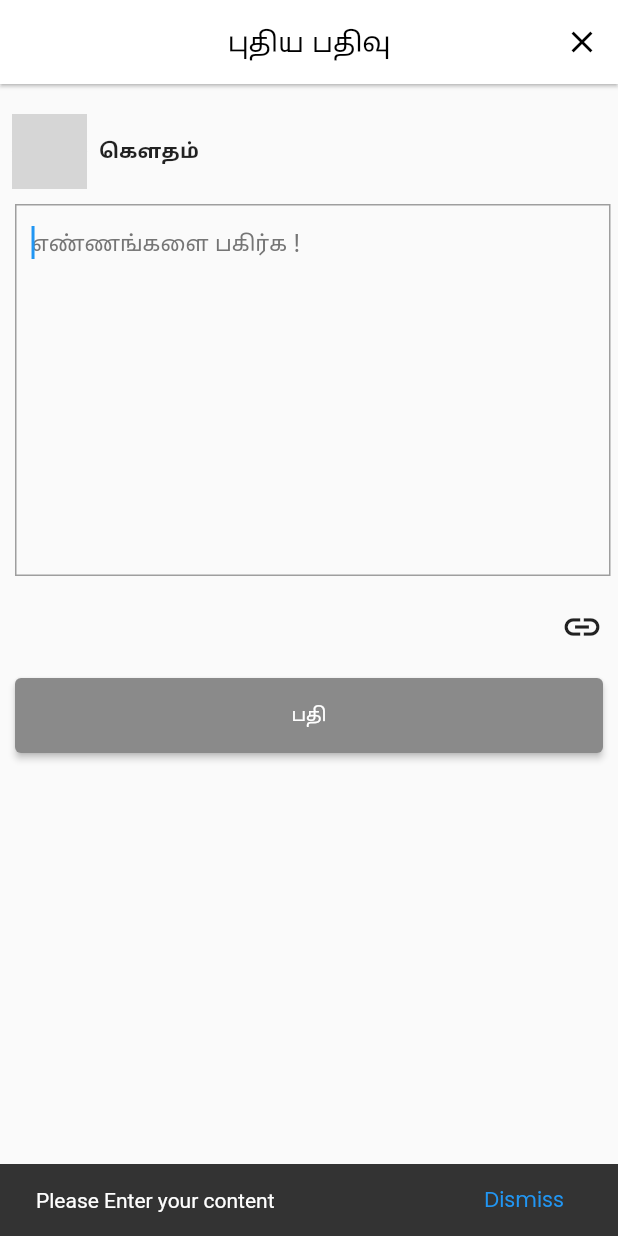
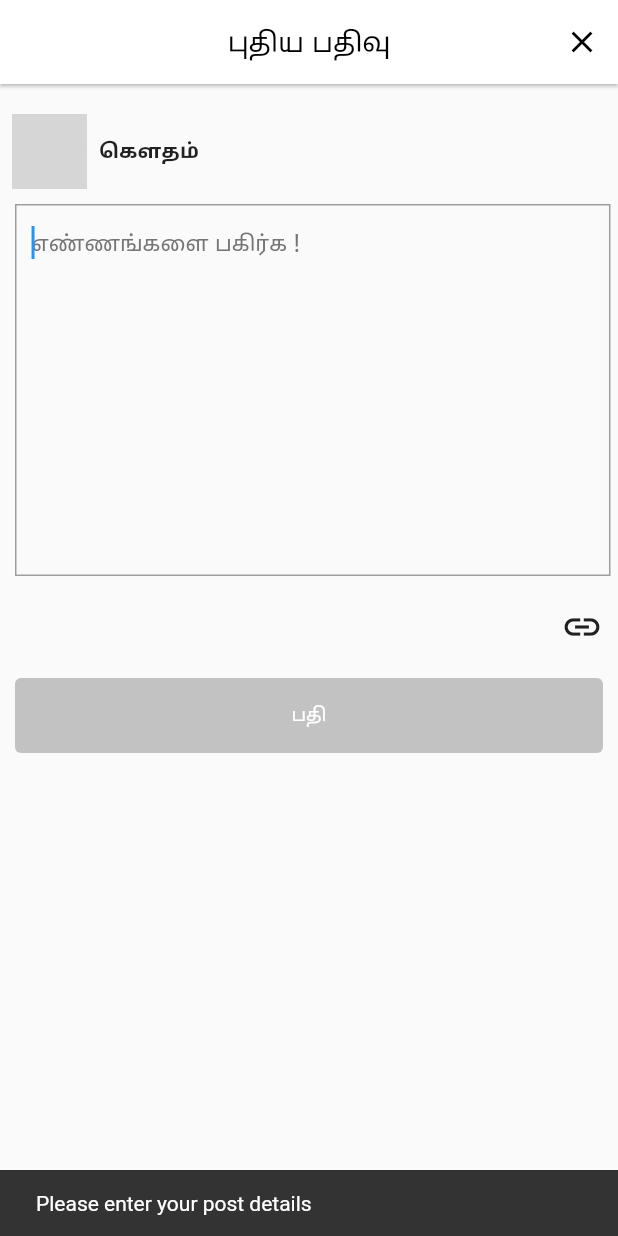
Before and after one commit to sanjaioffi/MH-Ward-Connect, a Flutter app: the NewPostScreen screen opened directly, after a tap on "பதி", on a phone screen of 412 x 824 dp. Run offline on Flutter 3.47's test engine with Material 2 defaults, Android fonts, the phone set to English and light mode, and no system bars; our stand-ins replace cached_network_image, carousel_slider, cloud_firestore, dots_indicator, firebase_auth, firebase_core and 8 more; accounts and stored records are empty; network calls fail; grey boxes are pictures that could not be loaded.

Commit message:
post functinallity completed update

```diff
--- a/lib/main.dart
+++ b/lib/main.dart
@@ -34,7 +34,7 @@ class MyApp extends StatelessWidget {
         ),
       ),
       debugShowCheckedModeBanner: false,
-      home: const MyCollectionScreen(),
+      home: const CommunityPostScreen(),
     );
   }
 }
--- a/lib/src/presentation/screens/community/view/post_info.dart
+++ b/lib/src/presentation/screens/community/view/post_info.dart
@@ -26,7 +26,7 @@ class PostInfo extends StatelessWidget {
           Row(
             crossAxisAlignment: CrossAxisAlignment.center,
             children: [
-              postUserImage != ""
+              postUserImage != "" && postUserImage != "null"
                   ? CircleAvatar(
                       backgroundColor: AppColor.whatsAppTealGreen,
                       backgroundImage: CachedNetworkImageProvider(
--- a/lib/src/presentation/screens/main_page.dart
+++ b/lib/src/presentation/screens/main_page.dart
@@ -19,7 +19,7 @@ class MainScreenState extends State<MainScreen> {
   final List<Widget> screens = [
     const HomeScreen(),
     const MainMapScreen(),
-    const MyCollectionScreen(),
+    const CommunityPostScreen(),
     const ProfileScreen()
   ]; // to store nested tabs
   final PageStorageBucket bucket = PageStorageBucket();
@@ -119,7 +119,7 @@ class MainScreenState extends State<MainScreen> {
                     onPressed: () {
                       setState(() {
                         currentScreen =
-                            const MyCollectionScreen(); // if user taps on this dashboard tab will be active
+                            const CommunityPostScreen(); // if user taps on this dashboard tab will be active
                         currentTab = 2;
                       });
                     },
--- a/lib/src/presentation/screens/post/view/new_post.dart
+++ b/lib/src/presentation/screens/post/view/new_post.dart
@@ -1,4 +1,8 @@
+import 'dart:io';
+
 import 'package:flutter/material.dart';
+import 'package:get/get.dart';
+import 'package:madurai_ward_connect/src/presentation/screens/post/controller/new_post_controller.dart';
 import 'package:madurai_ward_connect/src/presentation/screens/post/view/new_content.dart';
 import 'package:madurai_ward_connect/src/presentation/screens/post/view/new_document.dart';
 import 'package:madurai_ward_connect/src/presentation/screens/post/view/newpost_app.dart';
@@ -20,7 +24,7 @@ class NewPostScreen extends StatelessWidget {
               PostUserInfo(),
               PostContent(),
               PostDocument(),
-              PostButton(),
+              NewPostBottomWidgets(),
             ],
           ),
         ),
@@ -28,3 +32,65 @@ class NewPostScreen extends StatelessWidget {
     );
   }
 }
+
+class NewPostBottomWidgets extends StatelessWidget {
+  const NewPostBottomWidgets({super.key});
+
+  @override
+  Widget build(BuildContext context) {
+    return GetX<NewPostController>(builder: (controller) {
+      return Column(
+        children: [
+          controller.imageLink.value == "null"
+              ? const PostButton()
+              : Column(
+                  children: [
+                    Container(
+                      margin: const EdgeInsets.symmetric(
+                        vertical: 20,
+                        horizontal: 10,
+                      ),
+                      decoration: BoxDecoration(
+                        border: Border.all(
+                          color: Colors.grey,
+                        ),
+                      ),
+                      child: Row(
+                        children: [
+                          Padding(
+                            padding: const EdgeInsets.all(8.0),
+                            child: Container(
+                              height: 50,
+                              decoration: const BoxDecoration(
+                                shape: BoxShape.circle,
+                              ),
+                              child: Image(
+                                image: FileImage(
+                                  File(
+                                    controller.imageLink.value,
+                                  ),
+                                ),
+                              ),
+                            ),
+                          ),
+                          const SizedBox(width: 10),
+                          Expanded(
+                            child: SizedBox(
+                              child: Text(
+                                maxLines: 1,
+                                overflow: TextOverflow.ellipsis,
+                                controller.imageLink.substring(89),
+                              ),
+                            ),
+                          )
+                        ],
+                      ),
+                    ),
+                    const PostButton(),
+                  ],
+                )
+        ],
+      );
+    });
+  }
+}
--- a/lib/src/presentation/screens/post/view/post_button.dart
+++ b/lib/src/presentation/screens/post/view/post_button.dart
@@ -1,6 +1,7 @@
 import 'package:flutter/material.dart';
 import 'package:get/get.dart';
 import 'package:madurai_ward_connect/src/presentation/screens/post/controller/new_post_controller.dart';
+import 'package:madurai_ward_connect/src/presentation/screens/post/view/succes_screen.dart';
 import 'package:madurai_ward_connect/src/presentation/themes/app_colors.dart';
 
 class PostButton extends StatelessWidget {
@@ -20,32 +21,42 @@ class PostButton extends StatelessWidget {
           width: double.infinity,
           child: ElevatedButton(
             style: ButtonStyle(
+              elevation: const MaterialStatePropertyAll(0),
               backgroundColor: MaterialStatePropertyAll(
-                controller.postContent.value != ""
+                controller.postContent.value.length >= 10
                     ? AppColor.whatsAppTealGreen
-                    : AppColor.grey,
+                    : AppColor.grey.withOpacity(.5),
               ),
             ),
-            onPressed: () {
-              controller.postContent.value != ""
-                  ? controller.pushPost()
-                  : ScaffoldMessenger.of(context).showSnackBar(
-                      SnackBar(
-                        content: const Text(
-                          'Please Enter your content',
+            onPressed: () async {
+              controller.postContent.value.length < 10
+                  ? ScaffoldMessenger.of(context).showSnackBar(
+                      const SnackBar(
+                        content: Text(
+                          'Please enter your post details',
                         ),
-                        duration: const Duration(
-                          seconds: 2,
+                        duration: Duration(
+                          seconds: 1,
                         ), // Optional duration for how long the Snackbar should be visible.
-                        action: SnackBarAction(
-                          label: 'Dismiss',
-                          onPressed: () {
-                            // Code to perform when the action button is pressed.
-                            ScaffoldMessenger.of(context).hideCurrentSnackBar();
-                          },
-                        ),
                       ),
-                    );
+                    )
+                  : await controller.pushPost()
+                      ? Navigator.push(
+                          context,
+                          MaterialPageRoute(
+                            builder: (context) => const SuccessScreen(),
+                          ),
+                        )
+                      : ScaffoldMessenger.of(context).showSnackBar(
+                          const SnackBar(
+                            content: Text(
+                              'Please enter your post details',
+                            ),
+                            duration: Duration(
+                              seconds: 1,
+                            ), // Optional duration for how long the Snackbar should be visible.
+                          ),
+                        );
             },
             child: const Text(
               "பதி",
```
Also changed, not shown: lib/src/presentation/screens/community/view/comm_posts.dart (+17 -16 lines), lib/src/presentation/screens/community/view/community_screen.dart (deleted, +0 -23 lines), lib/src/presentation/screens/community/view/post_image.dart (+9 -22 lines), lib/src/presentation/screens/post/controller/new_post_controller.dart (+5 -4 lines), lib/src/presentation/screens/post/view/succes_screen.dart (added, +58 -0 lines).
